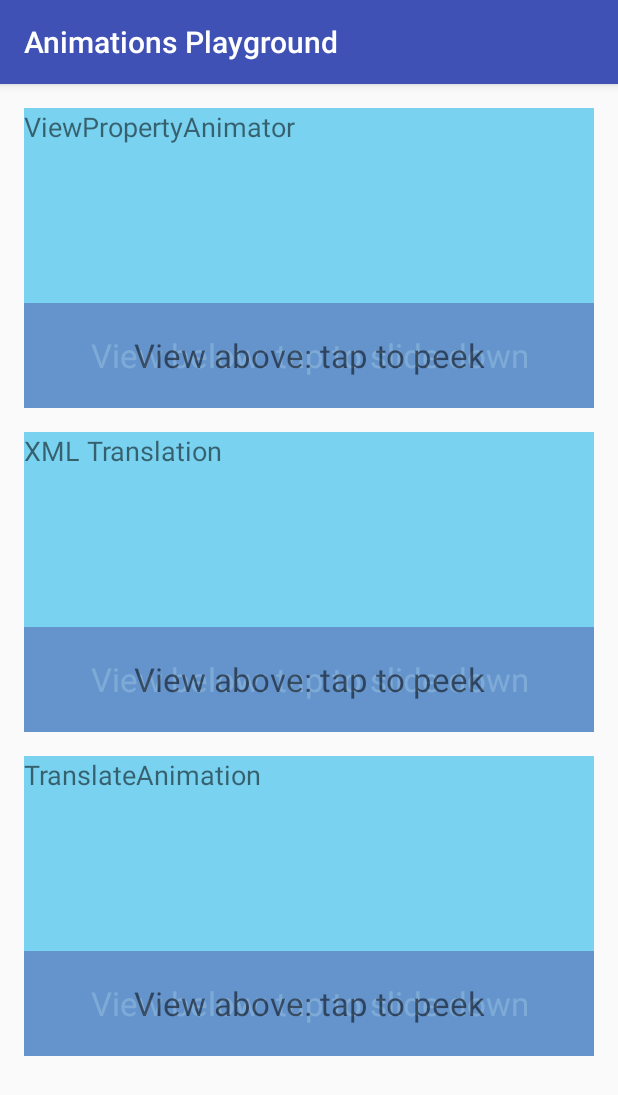
After one commit to florina-muntenescu/Playground, an Android app: the AnimationPlaygroundActivity screen opened directly, with no data from a screen before it, on a phone screen of 412 x 824 dp. The commit adds this screen. Shown: the top 1095 px of the screen. Run offline under Robolectric (Android 15) with nearby library versions, the phone set to English and light mode, and no system bars.

Commit message:
Playground for animation transitions implemented

```diff
--- a/app/build.gradle
+++ b/app/build.gradle
@@ -1,4 +1,5 @@
 apply plugin: 'com.android.application'
+apply plugin: 'me.tatarka.retrolambda'
 
 android {
     compileSdkVersion 23
@@ -17,6 +18,11 @@ android {
             proguardFiles getDefaultProguardFile('proguard-android.txt'), 'proguard-rules.pro'
         }
     }
+
+    compileOptions {
+        sourceCompatibility JavaVersion.VERSION_1_8
+        targetCompatibility JavaVersion.VERSION_1_8
+    }
 }
 
 dependencies {
--- a/app/src/main/AndroidManifest.xml
+++ b/app/src/main/AndroidManifest.xml
@@ -15,6 +15,9 @@
                 <category android:name="android.intent.category.LAUNCHER" />
             </intent-filter>
         </activity>
+        <activity
+            android:name=".animations.AnimationPlaygroundActivity"
+            android:label="@string/animations_playground" />
     </application>
 
 </manifest>
--- /dev/null
+++ b/app/src/main/java/fmuntenescu/playground/animations/AnimationPlaygroundActivity.java
@@ -0,0 +1,18 @@
+package fmuntenescu.playground.animations;
+
+import android.os.Bundle;
+import android.support.v7.app.AppCompatActivity;
+
+import fmuntenescu.playground.R;
+
+/**
+ * Playground for Animations.
+ */
+public class AnimationPlaygroundActivity extends AppCompatActivity {
+
+    @Override
+    protected void onCreate(Bundle savedInstanceState) {
+        super.onCreate(savedInstanceState);
+        setContentView(R.layout.animation_playground_activity);
+    }
+}
--- /dev/null
+++ b/app/src/main/java/fmuntenescu/playground/animations/ISlidingView.java
@@ -0,0 +1,27 @@
+package fmuntenescu.playground.animations;
+
+import android.support.annotation.NonNull;
+import android.view.View;
+
+/**
+ * Interface for all views that can slide up and down.
+ */
+public interface ISlidingView {
+
+    static final float TRANSLATION_FACTOR = 0.75f;
+
+    /**
+     * Slide a view up.
+     */
+    void slideUp(@NonNull View view);
+
+    /**
+     * Slide a view down.
+     */
+    void slideDown(@NonNull View view);
+
+    /**
+     * @return type of the animation used in order to perform the sliding up and down
+     */
+    String getAnimationType();
+}
--- /dev/null
+++ b/app/src/main/java/fmuntenescu/playground/animations/TapToSlideTranslateAnimationView.java
@@ -0,0 +1,42 @@
+package fmuntenescu.playground.animations;
+
+import android.content.Context;
+import android.support.annotation.NonNull;
+import android.util.AttributeSet;
+import android.view.View;
+import android.view.animation.TranslateAnimation;
+
+/**
+ * View that contains a component that animates using XML animations.
+ */
+public class TapToSlideTranslateAnimationView extends TapToSlideView {
+
+    public TapToSlideTranslateAnimationView(final Context context, final AttributeSet attrs) {
+        super(context, attrs);
+    }
+
+    @Override
+    public void slideUp(@NonNull final View view) {
+        int toYDelta = (int) (view.getHeight() * (-TRANSLATION_FACTOR));
+        animateView(view, toYDelta);
+    }
+
+    @Override
+    public void slideDown(@NonNull final View view) {
+        int toYDelta = (int) (view.getHeight() * TRANSLATION_FACTOR);
+        animateView(view, toYDelta);
+    }
+
+    private void animateView(@NonNull final View view,
+                             final int toYDelta) {
+        TranslateAnimation animation = new TranslateAnimation(0, 0, 0, toYDelta);
+        animation.setFillAfter(true);
+        animation.setDuration(getResources().getInteger(android.R.integer.config_longAnimTime));
+        view.startAnimation(animation);
+    }
+
+    @Override
+    public String getAnimationType() {
+        return "TranslateAnimation";
+    }
+}
--- /dev/null
+++ b/app/src/main/java/fmuntenescu/playground/animations/TapToSlideView.java
@@ -0,0 +1,106 @@
+package fmuntenescu.playground.animations;
+
+import android.content.Context;
+import android.support.annotation.NonNull;
+import android.support.annotation.Nullable;
+import android.util.AttributeSet;
+import android.view.View;
+import android.widget.RelativeLayout;
+import android.widget.TextView;
+
+import fmuntenescu.playground.R;
+
+/**
+ * Class that allows animation of a view component.
+ */
+public abstract class TapToSlideView extends RelativeLayout implements ISlidingView {
+
+    private enum ViewType {ABOVE, BELOW, NONE}
+
+    @Nullable
+    private View mViewBelow;
+
+    @Nullable
+    private View mViewAbove;
+
+    @Nullable
+    private TextView mAnimationTypeView;
+
+    @Nullable
+    private TextView mViewTapped;
+
+    private boolean mViewAboveAnimated;
+
+    public TapToSlideView(final Context context) {
+        super(context);
+        init(context);
+    }
+
+    public TapToSlideView(final Context context, final AttributeSet attrs) {
+        super(context, attrs);
+        init(context);
+    }
+
+    private void init(@NonNull final Context context) {
+        View.inflate(context, R.layout.tap_animate_view, this);
+
+        mViewAbove = findViewById(R.id.view_above);
+        mViewBelow = findViewById(R.id.view_below);
+        mAnimationTypeView = (TextView) findViewById(R.id.view_type);
+        mViewTapped = (TextView) findViewById(R.id.view_tapped);
+
+        setClickListeners();
+
+        assert mAnimationTypeView != null;
+        mAnimationTypeView.setText(getAnimationType());
+    }
+
+    private void setClickListeners() {
+        assert mViewAbove != null;
+        assert mViewBelow != null;
+        assert mViewTapped != null;
+
+        mViewAbove.setOnClickListener(v -> handleViewAboveClick());
+        mViewBelow.setOnClickListener(v -> handleViewBelowClick());
+
+        setOnClickListener(v -> viewTapped(ViewType.NONE));
+    }
+
+    private void handleViewAboveClick() {
+        assert mViewAbove != null;
+
+        viewTapped(ViewType.ABOVE);
+        if (!mViewAboveAnimated) {
+            mViewAboveAnimated = true;
+            slideUp(mViewAbove);
+        }
+    }
+
+    private void handleViewBelowClick() {
+        assert mViewAbove != null;
+
+        viewTapped(ViewType.BELOW);
+        if (mViewAboveAnimated) {
+            mViewAboveAnimated = false;
+            slideDown(mViewAbove);
+        }
+    }
+
+    private void viewTapped(@NonNull final ViewType viewType) {
+        assert mViewTapped != null;
+
+        switch (viewType) {
+            case ABOVE:
+                mViewTapped.setText(R.string.tap_above);
+                break;
+            case BELOW:
+                mViewTapped.setText(R.string.tap_below);
+                break;
+            case NONE:
+            default:
+                mViewTapped.setText(R.string.tap_none);
+                break;
+        }
+    }
+
+}
--- /dev/null
+++ b/app/src/main/java/fmuntenescu/playground/animations/TapToSlideViewPropertyAnimatorView.java
@@ -0,0 +1,38 @@
+package fmuntenescu.playground.animations;
+
+import android.content.Context;
+import android.support.annotation.NonNull;
+import android.util.AttributeSet;
+import android.view.View;
+
+/**
+ * View that contains a component that animates using XML animations.
+ */
+public class TapToSlideViewPropertyAnimatorView extends TapToSlideView {
+
+    public TapToSlideViewPropertyAnimatorView(final Context context, final AttributeSet attrs) {
+        super(context, attrs);
+    }
+
+    @Override
+    public void slideUp(@NonNull final View view) {
+        float animateByPx = view.getHeight() * (-TRANSLATION_FACTOR);
+        translateViewYByPx(view, animateByPx);
+    }
+
+    @Override
+    public void slideDown(@NonNull final View view) {
+        float animateByPx = view.getHeight() * TRANSLATION_FACTOR;
+        translateViewYByPx(view, animateByPx);
+    }
+
+    private void translateViewYByPx(@NonNull final View view,
+                                    final float animateByPx) {
+        view.animate().translationYBy(animateByPx);
+    }
+
+    @Override
+    public String getAnimationType() {
+        return "ViewPropertyAnimator";
+    }
+}
--- /dev/null
+++ b/app/src/main/java/fmuntenescu/playground/animations/TapToSlideXMLView.java
@@ -0,0 +1,42 @@
+package fmuntenescu.playground.animations;
+
+import android.content.Context;
+import android.support.annotation.AnimRes;
+import android.support.annotation.NonNull;
+import android.util.AttributeSet;
+import android.view.View;
+import android.view.animation.Animation;
+import android.view.animation.AnimationUtils;
+
+import fmuntenescu.playground.R;
+
+/**
+ * View that contains a component that animates using XML animations.
+ */
+public class TapToSlideXMLView extends TapToSlideView {
+
+    public TapToSlideXMLView(final Context context, final AttributeSet attrs) {
+        super(context, attrs);
+    }
+
+    @Override
+    public void slideUp(@NonNull final View view) {
+        animateView(view, R.anim.translate_up);
+    }
+
+    @Override
+    public void slideDown(@NonNull final View view) {
+        animateView(view, R.anim.translate_down);
+    }
+
+    private void animateView(@NonNull final View view,
+                             @AnimRes final int animationId) {
+        Animation animation = AnimationUtils.loadAnimation(getContext(), animationId);
+        view.startAnimation(animation);
+    }
+
+    @Override
+    public String getAnimationType() {
+        return "XML Translation";
+    }
+}
--- /dev/null
+++ b/app/src/main/res/drawable/view_above_selector.xml
@@ -0,0 +1,5 @@
+<?xml version="1.0" encoding="utf-8"?>
+<selector xmlns:android="http://schemas.android.com/apk/res/android">
+    <item android:drawable="@color/dark_blue" android:state_pressed="false" />
+    <item android:drawable="@color/colorAccent" android:state_pressed="true" />
+</selector>
--- /dev/null
+++ b/app/src/main/res/drawable/view_below_selector.xml
@@ -0,0 +1,5 @@
+<?xml version="1.0" encoding="utf-8"?>
+<selector xmlns:android="http://schemas.android.com/apk/res/android">
+    <item android:drawable="@color/colorPrimary" android:state_pressed="false" />
+    <item android:drawable="@color/colorAccent" android:state_pressed="true" />
+</selector>
--- /dev/null
+++ b/app/src/main/res/layout/animation_playground_activity.xml
@@ -0,0 +1,35 @@
+<?xml version="1.0" encoding="utf-8"?>
+<ScrollView xmlns:android="http://schemas.android.com/apk/res/android"
+    xmlns:tools="http://schemas.android.com/tools"
+    android:layout_width="match_parent"
+    android:layout_height="match_parent">
+
+    <LinearLayout
+        android:layout_width="match_parent"
+        android:layout_height="wrap_content"
+        android:orientation="vertical"
+        android:paddingBottom="@dimen/activity_vertical_margin"
+        android:paddingLeft="@dimen/activity_horizontal_margin"
+        android:paddingRight="@dimen/activity_horizontal_margin"
+        android:paddingTop="@dimen/activity_vertical_margin"
+        tools:context="fmuntenescu.playground.MainActivity">
+
+        <fmuntenescu.playground.animations.TapToSlideViewPropertyAnimatorView
+            android:layout_width="match_parent"
+            android:layout_height="@dimen/tap_to_slide_view_height"
+            android:background="@color/blue" />
+
+        <fmuntenescu.playground.animations.TapToSlideXMLView
+            android:layout_width="match_parent"
+            android:layout_height="@dimen/tap_to_slide_view_height"
+            android:layout_marginTop="@dimen/activity_vertical_margin"
+            android:background="@color/blue" />
+
+        <fmuntenescu.playground.animations.TapToSlideTranslateAnimationView
+            android:layout_width="match_parent"
+            android:layout_height="@dimen/tap_to_slide_view_height"
+            android:layout_marginTop="@dimen/activity_vertical_margin"
+            android:background="@color/blue" />
+
+    </LinearLayout>
+</ScrollView>
--- /dev/null
+++ b/app/src/main/res/layout/tap_animate_view.xml
@@ -0,0 +1,45 @@
+<?xml version="1.0" encoding="utf-8"?>
+<RelativeLayout xmlns:android="http://schemas.android.com/apk/res/android"
+    xmlns:tools="http://schemas.android.com/tools"
+    android:layout_width="match_parent"
+    android:layout_height="match_parent"
+    android:background="@color/blue">
+
+    <TextView
+        android:id="@+id/view_type"
+        android:layout_width="match_parent"
+        android:layout_height="wrap_content"
+        android:layout_alignParentTop="true"
+        android:textSize="@dimen/text_size_small"
+        tools:text="type" />
+
+    <TextView
+        android:id="@+id/view_tapped"
+        android:layout_width="match_parent"
+        android:layout_height="wrap_content"
+        android:layout_below="@id/view_type"
+        android:textSize="@dimen/text_size_small"
+        android:textStyle="bold"
+        tools:text="none" />
+
+    <TextView
+        android:id="@+id/view_below"
+        android:layout_width="match_parent"
+        android:layout_height="@dimen/animating_view_height"
+        android:layout_alignParentBottom="true"
+        android:background="@drawable/view_below_selector"
+        android:gravity="center"
+        android:text="@string/tap_here"
+        android:textColor="@android:color/white"
+        android:textSize="@dimen/text_size_normal" />
+
+    <TextView
+        android:id="@+id/view_above"
+        android:layout_width="match_parent"
+        android:layout_height="@dimen/animating_view_height"
+        android:layout_alignParentBottom="true"
+        android:background="@drawable/view_above_selector"
+        android:gravity="center"
+        android:text="@string/tap_to_animate"
+        android:textSize="@dimen/text_size_normal" />
+</RelativeLayout>
--- a/app/src/main/res/values/colors.xml
+++ b/app/src/main/res/values/colors.xml
@@ -3,4 +3,6 @@
     <color name="colorPrimary">#3F51B5</color>
     <color name="colorPrimaryDark">#303F9F</color>
     <color name="colorAccent">#FF4081</color>
+    <color name="blue">#78D2F0</color>
+    <color name="dark_blue">#DF6B9ED1</color>
 </resources>
--- a/app/src/main/res/values/dimens.xml
+++ b/app/src/main/res/values/dimens.xml
@@ -2,4 +2,13 @@
     <!-- Default screen margins, per the Android Design guidelines. -->
     <dimen name="activity_horizontal_margin">16dp</dimen>
     <dimen name="activity_vertical_margin">16dp</dimen>
+
+    <!-- Text sizes. -->
+    <dimen name="text_size_small">18sp</dimen>
+    <dimen name="text_size_normal">22sp</dimen>
+
+    <!-- View heights -->
+    <dimen name="animating_view_height">70dp</dimen>
+    <dimen name="tap_to_slide_view_height">200dp</dimen>
+
 </resources>
--- a/app/src/main/res/values/strings.xml
+++ b/app/src/main/res/values/strings.xml
@@ -1,3 +1,10 @@
 <resources>
     <string name="app_name">Playground</string>
+    <string name="animations_playground">Animations Playground</string>
+    <string name="tap_here">View below: tap to slide down</string>
+    <string name="tap_to_animate">View above: tap to peek</string>
+
+    <string name="tap_above">Tapped on the view above</string>
+    <string name="tap_below">Tapped on the view below</string>
+    <string name="tap_none">Tapped outside the above/below views</string>
 </resources>
--- a/build.gradle
+++ b/build.gradle
@@ -6,6 +6,7 @@ buildscript {
     }
     dependencies {
         classpath 'com.android.tools.build:gradle:2.1.0'
+        classpath 'me.tatarka:gradle-retrolambda:3.2.3'
 
         // NOTE: Do not place your application dependencies here; they belong
         // in the individual module build.gradle files
```
Also changed, not shown: app/src/main/java/fmuntenescu/playground/MainActivity.java (+16 -1 lines), app/src/main/res/anim/translate_down.xml (added, +13 -0 lines), app/src/main/res/anim/translate_up.xml (added, +13 -0 lines), app/src/main/res/layout/activity_main.xml (+7 -3 lines).
